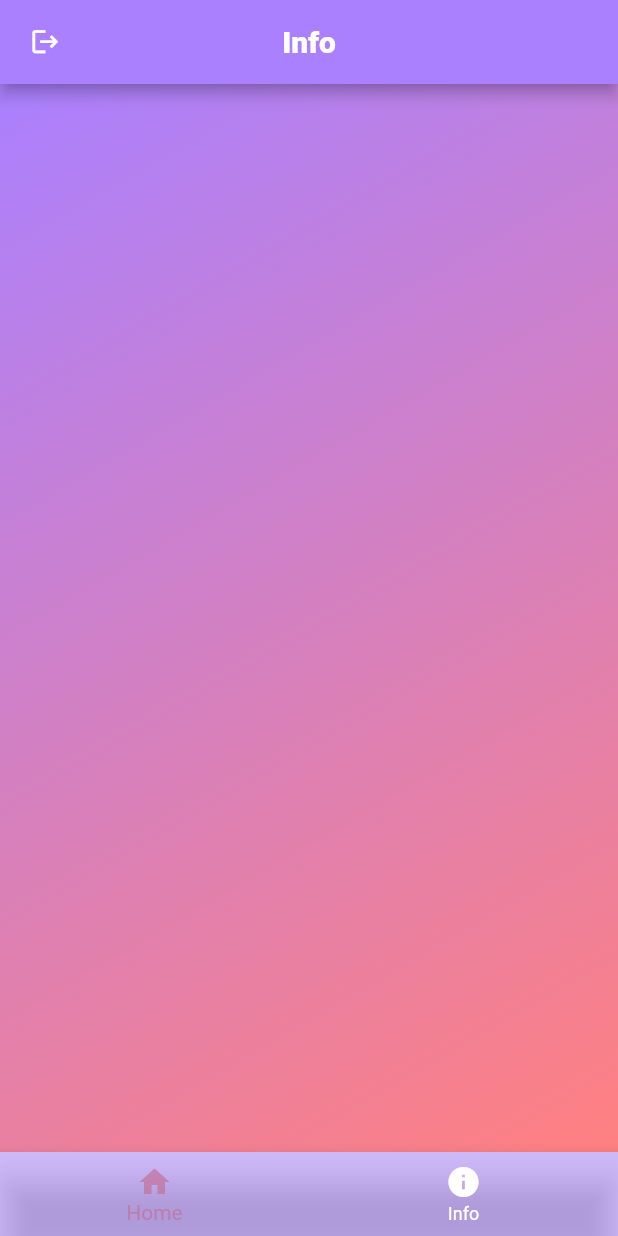
After one commit to noemisip/studiees, a Flutter app: the _HomeScreen screen opened directly, on a phone screen of 412 x 824 dp. The commit adds this screen. Run offline on Flutter 3.47's test engine with Material 2 defaults, Android fonts, the phone set to English and light mode, and no system bars; our stand-ins replace cloud_firestore, easy_localization, firebase_auth, firebase_core; accounts and stored records are empty.

Commit message:
logout working

```diff
--- a/lib/app_router.dart
+++ b/lib/app_router.dart
@@ -1,6 +1,7 @@
 import 'package:flutter/cupertino.dart';
 import 'package:flutter/material.dart';
-import 'package:stud_iees/screens/home_screen.dart';
+import 'package:stud_iees/screens/home_page.dart';
+import 'package:stud_iees/screens/info_screen.dart';
 import 'package:stud_iees/screens/login_page.dart';
 import 'package:stud_iees/screens/register_page.dart';
 
@@ -24,7 +25,7 @@ class AppRouter {
       case register:
         return MaterialPageRoute(builder: (context) => const RegisterPage(),settings: routeSettings);
       case home:
-        return MaterialPageRoute(builder: (context) => const HomePage(),settings: routeSettings);
+        return MaterialPageRoute(builder: (context) => const HomeScreen(),settings: routeSettings);
 
     }
     throw AssertionError("Path not matched");
--- a/lib/assets/langs/en.json
+++ b/lib/assets/langs/en.json
@@ -14,6 +14,7 @@
   "teacher": "Teacher",
   "firstname":"First name",
   "lastname": "Last name",
-  "choose_date": "Choose Date"
+  "choose_date": "Choose Date",
+  "info": "Info"
 
 }
--- a/lib/assets/langs/hu.json
+++ b/lib/assets/langs/hu.json
@@ -14,5 +14,6 @@
   "teacher": "Tanár",
   "firstname":"Keresztnév",
   "lastname": "Vezetéknév",
-  "choose_date": "Válassz Dátumot"
+  "choose_date": "Válassz Dátumot",
+  "info": "Info"
 }
--- a/lib/colors.dart
+++ b/lib/colors.dart
@@ -4,6 +4,8 @@ class MyColors {
 
   static Color background1 = const Color.fromRGBO(170, 128, 255, 1);
   static Color background2 = const Color.fromRGBO(255, 128, 128, 1);
-  static Color darkrose = const Color.fromRGBO(191  , 64, 128, 1);
+  static Color dialogcolor = const Color.fromRGBO(255, 128, 128, 0.6);
+  static Color tabBarColor = const Color.fromRGBO(170, 128, 255, 0.5);
+  static Color selectedColor = const Color.fromRGBO(194, 112, 153, 0.7);
 
 }
--- a/lib/main.dart
+++ b/lib/main.dart
@@ -1,4 +1,4 @@
-import 'package:cloud_firestore/cloud_firestore.dart';
+
 import 'package:firebase_core/firebase_core.dart';
 import 'package:flutter/material.dart';
 import 'package:easy_localization/easy_localization.dart';
@@ -15,7 +15,6 @@ Future<void> main() async {
   await Firebase.initializeApp(
     options: DefaultFirebaseOptions.currentPlatform,
   );
-  //FirebaseFirestore firestore = FirebaseFirestore.instance;
 
   runApp(EasyLocalization(
       path: "lib/assets/langs",
@@ -36,7 +35,6 @@ class MyApp extends StatelessWidget {
   @override
   Widget build(BuildContext context) {
 
-
     return MaterialApp(
       theme: ThemeData(
         textSelectionTheme: TextSelectionThemeData(
--- /dev/null
+++ b/lib/screens/home_page.dart
@@ -0,0 +1,72 @@
+import 'package:flutter/material.dart';
+import 'package:stud_iees/colors.dart';
+import 'package:stud_iees/screens/info_screen.dart';
+import 'package:stud_iees/screens/login_page.dart';
+
+class HomeScreen extends StatelessWidget {
+  const HomeScreen({Key? key}) : super(key: key);
+
+  @override
+  Widget build(BuildContext context) {
+    return const MaterialApp(
+      debugShowCheckedModeBanner: false,
+      home: _HomeScreen(),
+    );
+  }
+}
+
+
+class _HomeScreen extends StatefulWidget {
+  const _HomeScreen({Key? key}) : super(key: key);
+
+  @override
+  State<_HomeScreen> createState() => _HomeScreenState();
+}
+
+
+class _HomeScreenState extends State<_HomeScreen> {
+  int _selectedIndex = 0;
+  static const TextStyle optionStyle =
+  TextStyle(fontSize: 30, fontWeight: FontWeight.bold);
+  static const List<Widget> _widgetOptions = <Widget>[
+    Scaffold(
+      body: InfoPage(),
+    ),
+    Scaffold(
+      body: InfoPage(),
+    ),
+  ];
+
+  void _onItemTapped(int index) {
+    setState(() {
+      _selectedIndex = index;
+    });
+  }
+
+  @override
+  Widget build(BuildContext context) {
+    return Scaffold(
+      body: Center(
+        child: _widgetOptions.elementAt(_selectedIndex),
+      ),
+      bottomNavigationBar: BottomNavigationBar(
+        backgroundColor: MyColors.tabBarColor,
+        unselectedItemColor: Colors.white,
+        type: BottomNavigationBarType.fixed,
+        items: const <BottomNavigationBarItem>[
+          BottomNavigationBarItem(
+            icon: Icon(Icons.home),
+            label: 'Home',
+          ),
+          BottomNavigationBarItem(
+            icon: Icon(Icons.info),
+            label: 'Info',
+          ),
+        ],
+        currentIndex: _selectedIndex,
+        selectedItemColor: MyColors.selectedColor,
+        onTap: _onItemTapped,
+      ),
+    );
+  }
+}
--- /dev/null
+++ b/lib/screens/info_screen.dart
@@ -0,0 +1,82 @@
+import 'package:cloud_firestore/cloud_firestore.dart';
+import 'package:easy_localization/easy_localization.dart';
+import 'package:firebase_auth/firebase_auth.dart';
+import 'package:flutter/cupertino.dart';
+import 'package:flutter/material.dart';
+import 'package:stud_iees/screens/login_page.dart';
+
+import '../app_router.dart';
+import '../colors.dart';
+import '../entities/user.dart';
+
+class InfoPage extends StatefulWidget {
+  const InfoPage({Key? key}) : super(key: key);
+
+  @override
+  _InfoPageState createState() => _InfoPageState();
+}
+
+class _InfoPageState extends State<InfoPage> {
+  User? user = FirebaseAuth.instance.currentUser;
+  UserModel loggedInUser = UserModel();
+
+  @override
+  void initState() {
+    super.initState();
+    FirebaseFirestore.instance
+        .collection("Users")
+        .doc(user!.uid)
+        .get()
+        .then((value) {
+      this.loggedInUser = UserModel.fromMap(value.data());
+      setState(() {});
+    });
+  }
+
+  @override
+  Widget build(BuildContext context) {
+    return Scaffold(
+      appBar: AppBar(
+          backgroundColor: MyColors.background1,
+          centerTitle: true,
+          title: Text(tr('info'),
+              style: const TextStyle(
+                  color: Colors.white, fontWeight: FontWeight.w800)),
+          leading: CupertinoButton(
+              onPressed: () {
+                logout(context);
+              },
+              child: const Icon(Icons.logout, color: Colors.white,))),
+      body: Container(
+        decoration: BoxDecoration(
+            gradient: LinearGradient(
+                begin: Alignment.topLeft,
+                end: Alignment.bottomRight,
+                colors: [MyColors.background1, MyColors.background2])),
+        child: Scaffold(
+          backgroundColor: Colors.transparent,
+          body: Column(
+            children: [
+              Row(
+                mainAxisAlignment: MainAxisAlignment.center,
+                children: [
+                  Text(loggedInUser.name ?? "",
+                      style: const TextStyle(
+                          fontSize: 30,
+                          color: Colors.white,
+                          fontWeight: FontWeight.w800)),
+                ],
+              ),
+            ],
+          ),
+        ),
+      ),
+    );
+  }
+
+  Future<void> logout(BuildContext context) async {
+    await FirebaseAuth.instance.signOut().whenComplete(() =>  Navigator.of(context, rootNavigator: true)
+        .pushNamedAndRemoveUntil(
+        AppRouter.login, (route) => false));
+  }
+}
```
Also changed, not shown: lib/screens/home_screen.dart (deleted, +0 -19 lines), lib/screens/login_page.dart (+6 -6 lines), lib/screens/register_page.dart (+11 -9 lines), lib/widget/my_dialog.dart (added, +34 -0 lines), lib/widget/my_date.dart (renamed from lib/my_date.dart).
